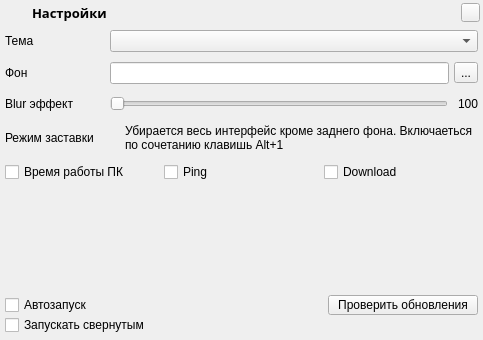
Before: the Qt Designer form main/ui/widget_2.ui in Curicano/OverlayGT, drawn with Qt 5.
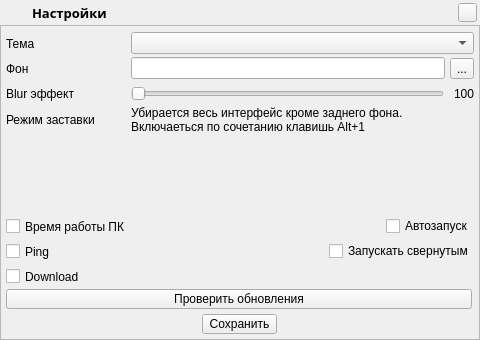
After: the same form once the commit is applied. Icons and pictures are not drawn.

```diff
--- a/main/ui/widget_2.ui
+++ b/main/ui/widget_2.ui
@@ -10,24 +10,15 @@
     <height>340</height>
    </rect>
   </property>
-  <layout class="QVBoxLayout" name="_2">
-   <property name="spacing">
-    <number>0</number>
-   </property>
-   <property name="leftMargin">
-    <number>0</number>
-   </property>
-   <property name="topMargin">
-    <number>0</number>
-   </property>
-   <property name="rightMargin">
-    <number>0</number>
-   </property>
-   <property name="bottomMargin">
-    <number>0</number>
-   </property>
-   <item>
     <widget class="QFrame" name="f_title">
+   <property name="geometry">
+    <rect>
+     <x>0</x>
+     <y>0</y>
+     <width>480</width>
+     <height>25</height>
+    </rect>
+   </property>
      <property name="minimumSize">
       <size>
        <width>0</width>
@@ -115,50 +106,22 @@
       </item>
      </layout>
     </widget>
-   </item>
-   <item>
-    <layout class="QHBoxLayout" name="hL">
-     <property name="spacing">
-      <number>5</number>
-     </property>
-     <property name="leftMargin">
-      <number>5</number>
-     </property>
-     <property name="topMargin">
-      <number>5</number>
-     </property>
-     <property name="rightMargin">
-      <number>5</number>
-     </property>
-     <property name="bottomMargin">
-      <number>5</number>
-     </property>
-     <item>
-      <widget class="QLabel" name="l_name">
-       <property name="minimumSize">
-        <size>
-         <width>100</width>
-         <height>20</height>
-        </size>
-       </property>
-       <property name="maximumSize">
-        <size>
-         <width>100</width>
-         <height>20</height>
-        </size>
-       </property>
-       <property name="text">
-        <string>Тема</string>
-       </property>
-      </widget>
-     </item>
-     <item>
-      <widget class="QComboBox" name="cB"/>
-     </item>
-    </layout>
-   </item>
-   <item>
-    <layout class="QHBoxLayout" name="hL_2">
+  <widget class="QFrame" name="f_container_1">
+   <property name="geometry">
+    <rect>
+     <x>0</x>
+     <y>25</y>
+     <width>480</width>
+     <height>315</height>
+    </rect>
+   </property>
+   <property name="frameShape">
+    <enum>QFrame::StyledPanel</enum>
+   </property>
+   <property name="frameShadow">
+    <enum>QFrame::Raised</enum>
+   </property>
+   <layout class="QVBoxLayout" name="vL_1">
      <property name="spacing">
       <number>5</number>
      </property>
@@ -175,74 +138,31 @@
       <number>5</number>
      </property>
      <item>
-      <widget class="QLabel" name="l_name_1">
-       <property name="minimumSize">
-        <size>
-         <width>100</width>
-         <height>20</height>
-        </size>
-       </property>
-       <property name="maximumSize">
-        <size>
-         <width>100</width>
-         <height>20</height>
-        </size>
-       </property>
-       <property name="text">
-        <string>Фон</string>
-       </property>
-      </widget>
-     </item>
-     <item>
-      <widget class="QLineEdit" name="lE"/>
-     </item>
-     <item>
-      <widget class="QToolButton" name="tB">
-       <property name="text">
-        <string>...</string>
-       </property>
-      </widget>
-     </item>
-    </layout>
-   </item>
-   <item>
-    <layout class="QHBoxLayout" name="hL_3">
-     <property name="spacing">
-      <number>5</number>
-     </property>
+     <layout class="QGridLayout" name="gridLayout">
      <property name="leftMargin">
-      <number>5</number>
+       <number>0</number>
      </property>
      <property name="topMargin">
-      <number>5</number>
+       <number>0</number>
      </property>
      <property name="rightMargin">
-      <number>5</number>
+       <number>0</number>
      </property>
      <property name="bottomMargin">
-      <number>5</number>
-     </property>
-     <item>
-      <widget class="QLabel" name="l_name_2">
-       <property name="minimumSize">
-        <size>
-         <width>100</width>
-         <height>20</height>
-        </size>
-       </property>
-       <property name="maximumSize">
-        <size>
-         <width>100</width>
-         <height>20</height>
-        </size>
-       </property>
+       <number>0</number>
+      </property>
+      <property name="spacing">
+       <number>0</number>
+      </property>
+      <item row="6" column="1" alignment="Qt::AlignRight">
+       <widget class="QCheckBox" name="cBox_1">
        <property name="text">
-        <string>Blur эффект</string>
+         <string>Запускать свернутым</string>
        </property>
       </widget>
      </item>
-     <item>
-      <layout class="QHBoxLayout" name="hL_4">
+      <item row="2" column="1">
+       <layout class="QHBoxLayout" name="hL_5">
        <property name="spacing">
         <number>10</number>
        </property>
@@ -280,45 +200,7 @@
        </item>
       </layout>
      </item>
-    </layout>
-   </item>
-   <item>
-    <layout class="QHBoxLayout" name="hL_5">
-     <property name="spacing">
-      <number>20</number>
-     </property>
-     <property name="leftMargin">
-      <number>5</number>
-     </property>
-     <property name="topMargin">
-      <number>5</number>
-     </property>
-     <property name="rightMargin">
-      <number>5</number>
-     </property>
-     <property name="bottomMargin">
-      <number>5</number>
-     </property>
-     <item>
-      <widget class="QLabel" name="l_name_3">
-       <property name="minimumSize">
-        <size>
-         <width>100</width>
-         <height>20</height>
-        </size>
-       </property>
-       <property name="maximumSize">
-        <size>
-         <width>100</width>
-         <height>20</height>
-        </size>
-       </property>
-       <property name="text">
-        <string>Режим заставки</string>
-       </property>
-      </widget>
-     </item>
-     <item>
+      <item row="3" column="1">
       <widget class="QLabel" name="l_name_4">
        <property name="text">
         <string>Убирается весь интерфейс кроме заднего фона. Включаеться по сочетанию клавишь Alt+1</string>
@@ -328,75 +210,57 @@
        </property>
       </widget>
      </item>
-    </layout>
-   </item>
-   <item>
-    <layout class="QHBoxLayout" name="hL_6">
-     <property name="spacing">
-      <number>5</number>
-     </property>
-     <property name="leftMargin">
-      <number>5</number>
-     </property>
-     <property name="topMargin">
-      <number>5</number>
-     </property>
-     <property name="rightMargin">
-      <number>5</number>
-     </property>
-     <property name="bottomMargin">
-      <number>5</number>
-     </property>
-     <item>
-      <widget class="QCheckBox" name="cBox_2">
+      <item row="2" column="0">
+       <widget class="QLabel" name="l_name_2">
        <property name="minimumSize">
         <size>
          <width>0</width>
-         <height>20</height>
-        </size>
-       </property>
-       <property name="maximumSize">
+          <height>25</height>
+         </size>
+        </property>
+        <property name="text">
+         <string>Blur эффект</string>
+        </property>
+       </widget>
+      </item>
+      <item row="1" column="0">
+       <widget class="QLabel" name="l_name_1">
+        <property name="minimumSize">
         <size>
-         <width>16777215</width>
-         <height>20</height>
+          <width>0</width>
+          <height>25</height>
         </size>
        </property>
        <property name="text">
-        <string>Время работы ПК</string>
+         <string>Фон</string>
        </property>
       </widget>
      </item>
-     <item>
-      <widget class="QCheckBox" name="cBox_3">
+      <item row="3" column="0">
+       <widget class="QLabel" name="l_name_3">
        <property name="minimumSize">
         <size>
          <width>0</width>
-         <height>20</height>
+          <height>25</height>
         </size>
        </property>
        <property name="maximumSize">
         <size>
-         <width>16777215</width>
-         <height>20</height>
+          <width>100</width>
+          <height>16777215</height>
         </size>
        </property>
        <property name="text">
-        <string>Ping</string>
+         <string>Режим заставки</string>
        </property>
       </widget>
      </item>
-     <item>
+      <item row="7" column="0">
       <widget class="QCheckBox" name="cBox_4">
        <property name="minimumSize">
         <size>
          <width>0</width>
-         <height>20</height>
-        </size>
-       </property>
-       <property name="maximumSize">
-        <size>
-         <width>16777215</width>
-         <height>20</height>
+          <height>25</height>
         </size>
        </property>
        <property name="text">
@@ -404,42 +268,20 @@
        </property>
       </widget>
      </item>
-    </layout>
-   </item>
-   <item>
-    <spacer name="vS">
-     <property name="orientation">
-      <enum>Qt::Vertical</enum>
-     </property>
-     <property name="sizeHint" stdset="0">
+      <item row="5" column="0">
+       <widget class="QCheckBox" name="cBox_2">
+        <property name="minimumSize">
       <size>
-       <width>20</width>
-       <height>40</height>
-      </size>
-     </property>
-    </spacer>
-   </item>
-   <item>
-    <layout class="QFormLayout" name="formLayout">
-     <property name="horizontalSpacing">
-      <number>235</number>
-     </property>
-     <property name="verticalSpacing">
-      <number>0</number>
-     </property>
-     <property name="leftMargin">
-      <number>5</number>
-     </property>
-     <property name="topMargin">
-      <number>5</number>
-     </property>
-     <property name="rightMargin">
-      <number>5</number>
-     </property>
-     <property name="bottomMargin">
-      <number>5</number>
-     </property>
-     <item row="0" column="0">
+          <width>0</width>
+          <height>25</height>
+         </size>
+        </property>
+        <property name="text">
+         <string>Время работы ПК</string>
+        </property>
+       </widget>
+      </item>
+      <item row="5" column="1" alignment="Qt::AlignRight">
       <widget class="QCheckBox" name="cBox">
        <property name="styleSheet">
         <string notr="true"/>
@@ -449,17 +291,63 @@
        </property>
       </widget>
      </item>
+      <item row="6" column="0">
+       <widget class="QCheckBox" name="cBox_3">
+        <property name="minimumSize">
+         <size>
+          <width>0</width>
+          <height>25</height>
+         </size>
+        </property>
+        <property name="text">
+         <string>Ping</string>
+        </property>
+       </widget>
+      </item>
+      <item row="1" column="1">
+       <layout class="QHBoxLayout" name="horizontalLayout">
+        <property name="spacing">
+         <number>5</number>
+        </property>
+        <item>
+         <widget class="QLineEdit" name="lE"/>
+        </item>
+        <item>
+         <widget class="QToolButton" name="tB">
+          <property name="text">
+           <string>...</string>
+          </property>
+         </widget>
+        </item>
+       </layout>
+      </item>
+      <item row="0" column="0">
+       <widget class="QLabel" name="l_name">
+        <property name="minimumSize">
+         <size>
+          <width>0</width>
+          <height>25</height>
+         </size>
+        </property>
+        <property name="text">
+         <string>Тема</string>
+        </property>
+       </widget>
+      </item>
      <item row="0" column="1">
+       <widget class="QComboBox" name="cB"/>
+      </item>
+      <item row="8" column="0" colspan="2">
       <widget class="QPushButton" name="btn_check_upd">
        <property name="minimumSize">
         <size>
-         <width>150</width>
+          <width>466</width>
          <height>20</height>
         </size>
        </property>
        <property name="maximumSize">
         <size>
-         <width>75</width>
+          <width>466</width>
          <height>20</height>
         </size>
        </property>
@@ -468,16 +356,51 @@
        </property>
       </widget>
      </item>
-     <item row="1" column="0" colspan="2">
-      <widget class="QCheckBox" name="cBox_1">
+      <item row="4" column="0" colspan="2">
+       <spacer name="vS_2">
+        <property name="orientation">
+         <enum>Qt::Vertical</enum>
+        </property>
+        <property name="sizeType">
+         <enum>QSizePolicy::Fixed</enum>
+        </property>
+        <property name="sizeHint" stdset="0">
+         <size>
+          <width>0</width>
+          <height>80</height>
+         </size>
+        </property>
+       </spacer>
+      </item>
+     </layout>
+    </item>
+    <item alignment="Qt::AlignHCenter">
+     <widget class="QPushButton" name="btn_save">
+      <property name="sizePolicy">
+       <sizepolicy hsizetype="Fixed" vsizetype="Fixed">
+        <horstretch>0</horstretch>
+        <verstretch>0</verstretch>
+       </sizepolicy>
+      </property>
+      <property name="minimumSize">
+       <size>
+        <width>75</width>
+        <height>20</height>
+       </size>
+      </property>
+      <property name="maximumSize">
+       <size>
+        <width>75</width>
+        <height>20</height>
+       </size>
+      </property>
        <property name="text">
-        <string>Запускать свернутым</string>
+       <string>Сохранить</string>
        </property>
       </widget>
      </item>
     </layout>
-   </item>
-  </layout>
+  </widget>
  </widget>
  <resources/>
  <connections>
```
Left out of the diff: 2 changed lines with no effect on the pictures. Lines whose indentation alone changed are shown as unchanged.
